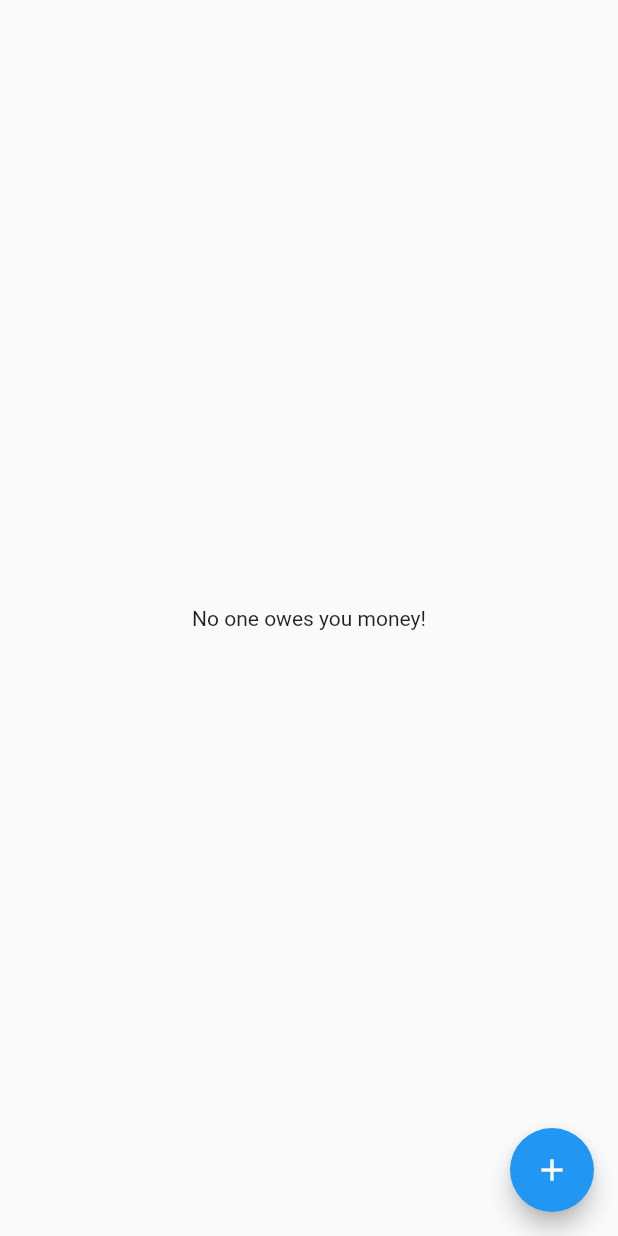
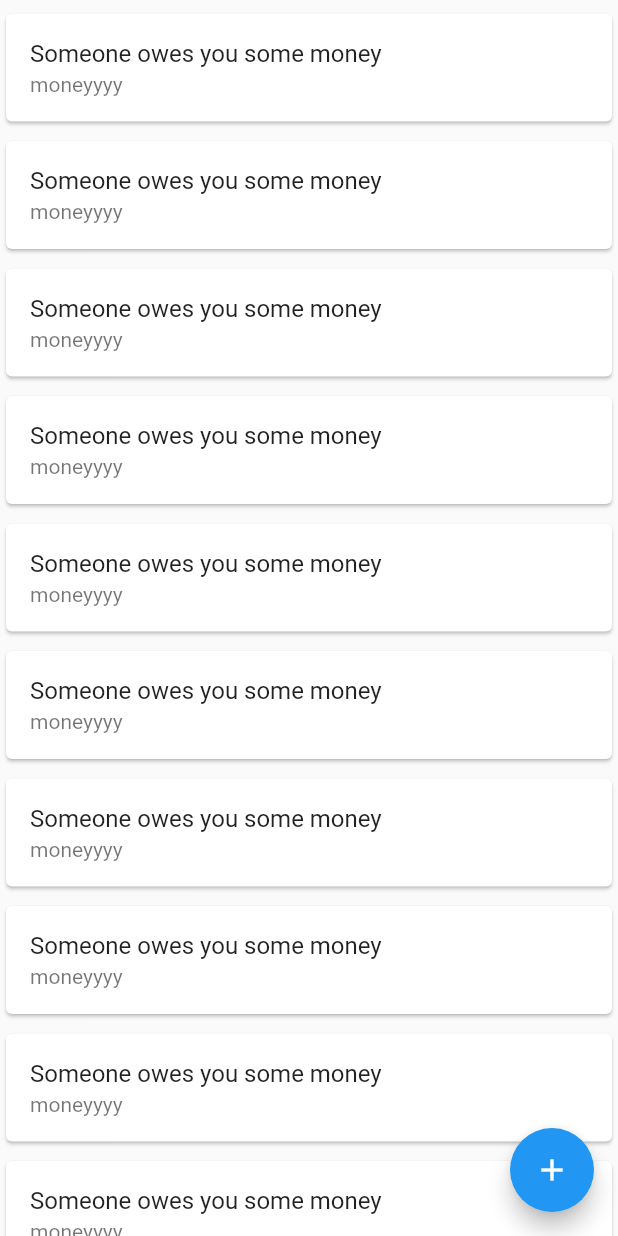
Before and after one commit to sylvesteryue/iou, a Flutter app: the CreditPage screen opened directly, on a phone screen of 412 x 824 dp. Run offline on Flutter 3.47's test engine with Material 2 defaults, Android fonts, the phone set to English and light mode, and no system bars; our stand-ins replace cloud_firestore, firebase_auth; accounts and stored records are empty.

```diff
--- a/lib/Pages/credit_page.dart
+++ b/lib/Pages/credit_page.dart
@@ -1,15 +1,39 @@
 import 'package:flutter/material.dart';
+
+import 'package:iou/Pages/add_records_page.dart';
 
 class CreditPage extends StatelessWidget {
   @override
   Widget build(BuildContext context) {
     return Scaffold(
-      body: Center(child: Text("No one owes you money!")),
+      body: Column(children: <Widget>[_creditListView()]),
       floatingActionButton: FloatingActionButton(
-        onPressed: () => {},
-        tooltip: 'Increment Counter',
+        onPressed: () => {
+          Navigator.push(context,
+              MaterialPageRoute(builder: (context) => AddRecordsPage()))
+        },
+        tooltip: 'Add Record',
         child: const Icon(Icons.add),
       ),
     );
   }
+
+  Widget _creditListView() {
+    return new Container(
+        child: Flexible(
+            child: new ListView.builder(
+                itemBuilder: (context, index) {
+                  return _getCreditListItem(index);
+                },
+                itemCount: 10)));
+  }
+
+  Widget _getCreditListItem(int index) {
+    return new Container(
+        margin: const EdgeInsets.only(top: 5.0),
+        child: new Card(
+            child: ListTile(
+                title: Text("Someone owes you some money"),
+                subtitle: Text("moneyyyy"))));
+  }
 }
--- a/lib/Pages/debt_page.dart
+++ b/lib/Pages/debt_page.dart
@@ -11,7 +11,7 @@ class DebtPage extends StatelessWidget {
           Navigator.push(context,
               MaterialPageRoute(builder: (context) => AddRecordsPage()))
         },
-        tooltip: 'Increment Counter',
+        tooltip: 'Add Record',
         child: const Icon(Icons.add),
       ),
     );
```
Also changed, not shown: lib/Pages/add_records_page.dart (+33 -2 lines), lib/Pages/record_detail_page.dart (added, +10 -0 lines), lib/Views/home_view.dart (+1 -24 lines).
